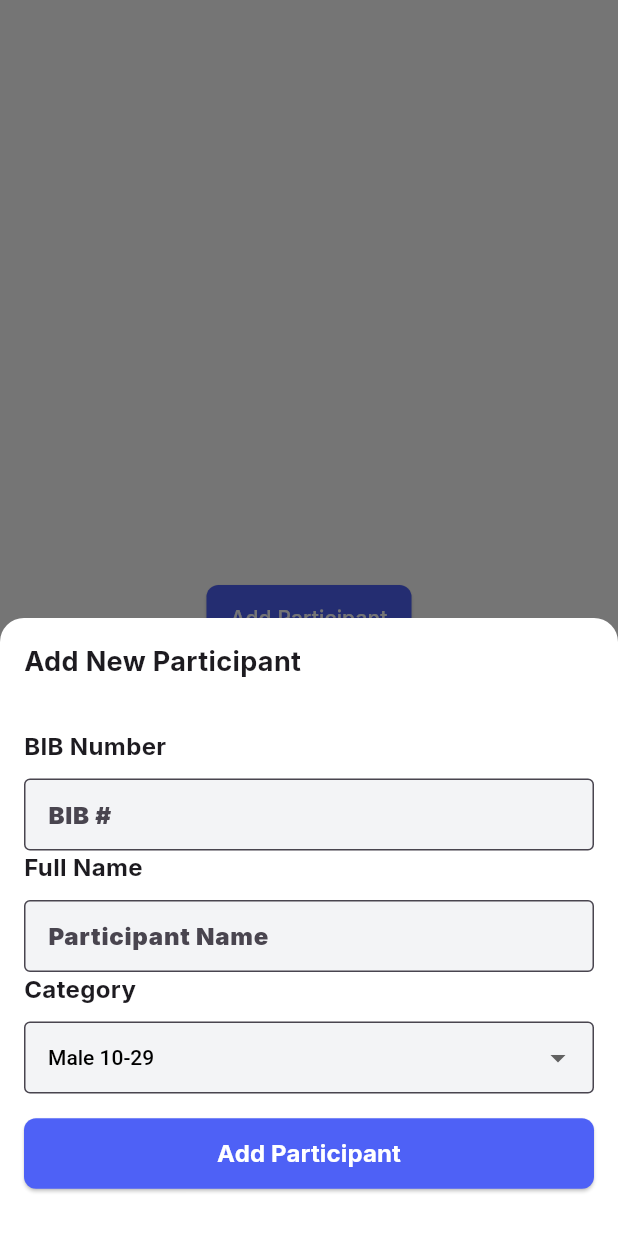
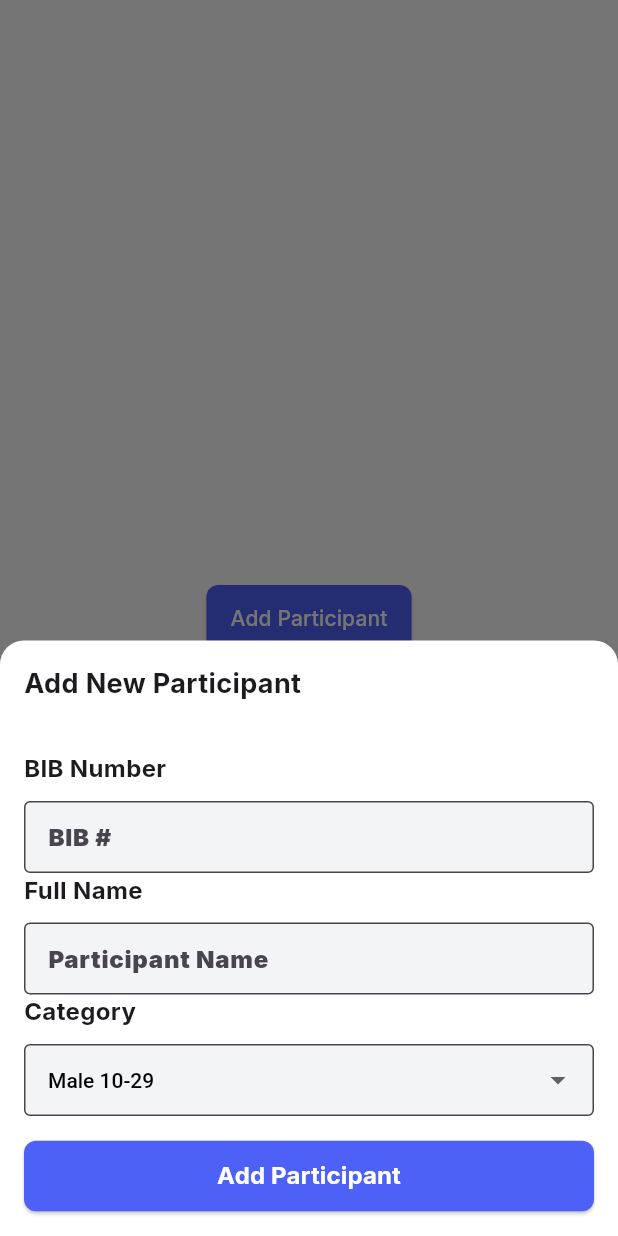
Before and after one commit to net-specter/TriTrack, a Flutter app: the screen it shows after launch, after a tap on "Add Participant", on a phone screen of 412 x 824 dp. Run offline on Flutter 3.47's test engine with Material 3 defaults, Android fonts, the phone set to English and light mode, and no system bars.

Commit message:
add prticipant fix

```diff
--- a/frontend/lib/features/add_participant/pages/add_paticipant.dart
+++ b/frontend/lib/features/add_participant/pages/add_paticipant_button.dart
@@ -20,15 +20,10 @@ class AddParticipantHome extends StatelessWidget {
               isDismissible: false,
               enableDrag: true,
               builder: (BuildContext context) {
-                return DraggableScrollableSheet(
-                  initialChildSize: 0.5,
-                  minChildSize: 0.3,
-                  maxChildSize: 0.9,
-                  builder: (
-                    BuildContext context,
-                    ScrollController scrollController,
-                  ) {
                 return Container(
+                  constraints: BoxConstraints(
+                    maxHeight: MediaQuery.of(context).size.height * 0.9,
+                  ),
                   decoration: BoxDecoration(
                     color: TriColors.white, // Modal background color
                     borderRadius: const BorderRadius.vertical(
@@ -37,20 +32,18 @@ class AddParticipantHome extends StatelessWidget {
                   ),
                   child: Column(
                     crossAxisAlignment: CrossAxisAlignment.stretch,
+                    mainAxisSize: MainAxisSize.min, // Adjust height dynamically
                     children: const [
                       ModalHeader(title: 'Add New Participant'),
-                          Expanded(child: AddParticipantForm()),
+                      AddParticipantForm(),
                     ],
                   ),
                 );
               },
             );
           },
-            );
-          },
           style: ElevatedButton.styleFrom(
             backgroundColor: TriColors.primary,
-
             padding: const EdgeInsets.symmetric(
               horizontal: Textpacings.l,
               vertical: Textpacings.m,
@@ -80,8 +73,6 @@ class AddParticipantModal extends StatelessWidget {
       },
       child: Center(
         child: Container(
-          width: 550,
-          height: 450,
           decoration: BoxDecoration(
             color: TriColors.white,
             borderRadius: BorderRadius.circular(12.0),
--- a/frontend/lib/features/add_participant/widgets/popup_add.dart
+++ b/frontend/lib/features/add_participant/widgets/popup_add.dart
@@ -42,7 +42,8 @@ class _AddParticipantFormState extends State<AddParticipantForm> {
 
   @override
   Widget build(BuildContext context) {
-    return Padding(
+    return SingleChildScrollView(
+      child: Padding(
         padding: const EdgeInsets.all(Textpacings.l),
         child: Form(
           key: _formKey,
@@ -59,7 +60,6 @@ class _AddParticipantFormState extends State<AddParticipantForm> {
                             ? 'Please enter BIB number'
                             : null,
               ),
-
               FormFieldLabel(label: 'Full Name'),
               CustomTextFormField(
                 hintText: 'Participant Name',
@@ -127,6 +127,7 @@ class _AddParticipantFormState extends State<AddParticipantForm> {
             ],
           ),
         ),
+      ),
     );
   }
 }
--- a/frontend/lib/main.dart
+++ b/frontend/lib/main.dart
@@ -1,7 +1,7 @@
 import 'package:flutter/material.dart';
 import 'package:frontend/core/theme/colors.dart';
 import 'package:frontend/core/theme/text_styles.dart';
-import 'package:frontend/features/add_participant/pages/add_paticipant.dart';
+import 'package:frontend/features/add_participant/pages/add_paticipant_button.dart';
 import 'package:frontend/features/home_page/pages/home.dart';
 
 import 'core/theme/app_theme.dart';
```
Lines whose indentation alone changed are shown as unchanged.
